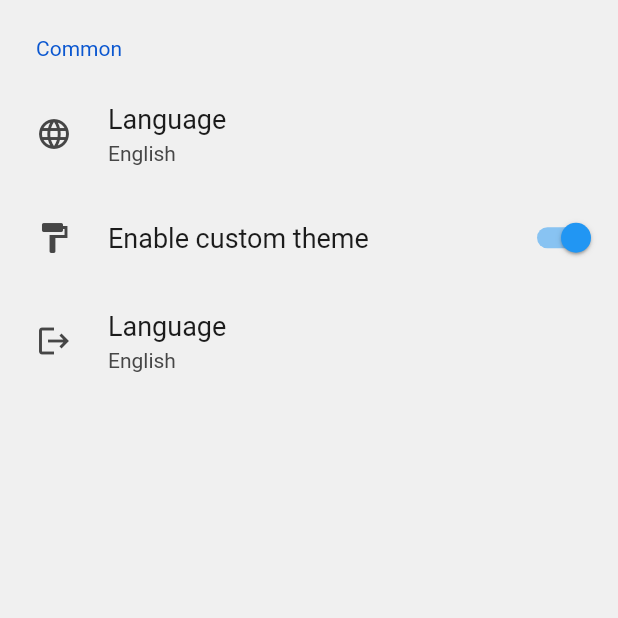
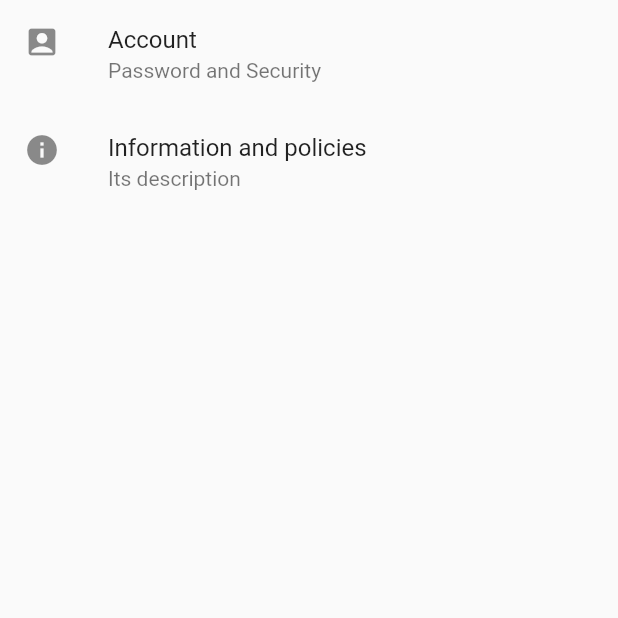
Before and after one commit to Gaurab17/House-Rent-Manager, a Flutter app: the screen it shows once a user with an empty profile is signed in, item 3 of the bottom bar chosen, on a phone screen of 412 x 824 dp, the top half of it. Run offline on Flutter 3.47's test engine with Material 2 defaults, Android fonts, the phone set to English and light mode, and no system bars; drawn by our look-alikes of settings_ui; our stand-ins replace firebase_auth, firebase_core, flutter_spinkit, splashscreen; accounts and stored records are empty.

Commit message:
Some Changes in settings and UI's

```diff
--- a/housemanager/lib/Screens/Home/setting.dart
+++ b/housemanager/lib/Screens/Home/setting.dart
@@ -1,37 +1,37 @@
-// ignore_for_file: prefer_const_constructors
+// ignore_for_file: prefer_const_constructors, avoid_print, use_key_in_widget_constructors
 
+import 'package:brewapp/Screens/Services/auth.dart';
 import 'package:flutter/material.dart';
-import 'package:settings_ui/settings_ui.dart';
 
 class Settings extends StatelessWidget {
-  const Settings({Key? key}) : super(key: key);
+  final AuthService _auth = AuthService();
 
   @override
   Widget build(BuildContext context) {
-    return SettingsList(
-      sections: [
-        SettingsSection(
-          title: Text('Common'),
-          tiles: <SettingsTile>[
-            SettingsTile.navigation(
-              leading: Icon(Icons.language),
-              title: Text('Language'),
-              value: Text('English'),
-            ),
-            SettingsTile.switchTile(
-              onToggle: (value) {},
-              initialValue: true,
-              leading: Icon(Icons.format_paint),
-              title: Text('Enable custom theme'),
-            ),
-            SettingsTile.navigation(
-              leading: Icon(Icons.logout),
-              title: Text('Language'),
-              value: Text('English'),
-            ),
-          ],
-        ),
-      ],
+    return Scaffold(
+      body: ListView(
+        children: [
+          ListTile(
+            title: Text('Account'),
+            subtitle: Text('Password and Security'),
+            leading: Icon(Icons.account_box),
+            onTap: () {},
+          ),
+          ListTile(
+            title: Text('Information and policies'),
+            subtitle: Text('Its description'),
+            leading: Icon(Icons.info),
+            onTap: () {},
+          ),
+          // ListTile(
+          //   title: Text('Logout'),
+          //   leading: Icon(Icons.logout_rounded),
+          //   onTap: () async {
+          //     await _auth.SignOut();
+          //   },
+          // ),
+        ],
+      ),
     );
   }
 }
--- a/housemanager/lib/Screens/Services/auth.dart
+++ b/housemanager/lib/Screens/Services/auth.dart
@@ -60,9 +60,4 @@ class AuthService {
       return null;
     }
   }
-
-  //forgot password
-  // Future ResetPassword(String email) async {
-  //   await _auth.sendPasswordResetEmail(email: email);
-  // }
 }
--- a/housemanager/pubspec.yaml
+++ b/housemanager/pubspec.yaml
@@ -40,7 +40,6 @@ dependencies:
   provider: ^6.0.1
   flutter_spinkit: ^5.1.0
   splashscreen: ^1.3.5
-  settings_ui: ^2.0.2
 
 dev_dependencies:
   flutter_test:
```
Also changed, not shown: housemanager/lib/Screens/Home/home.dart (+10 -10 lines), housemanager/pubspec.lock.
